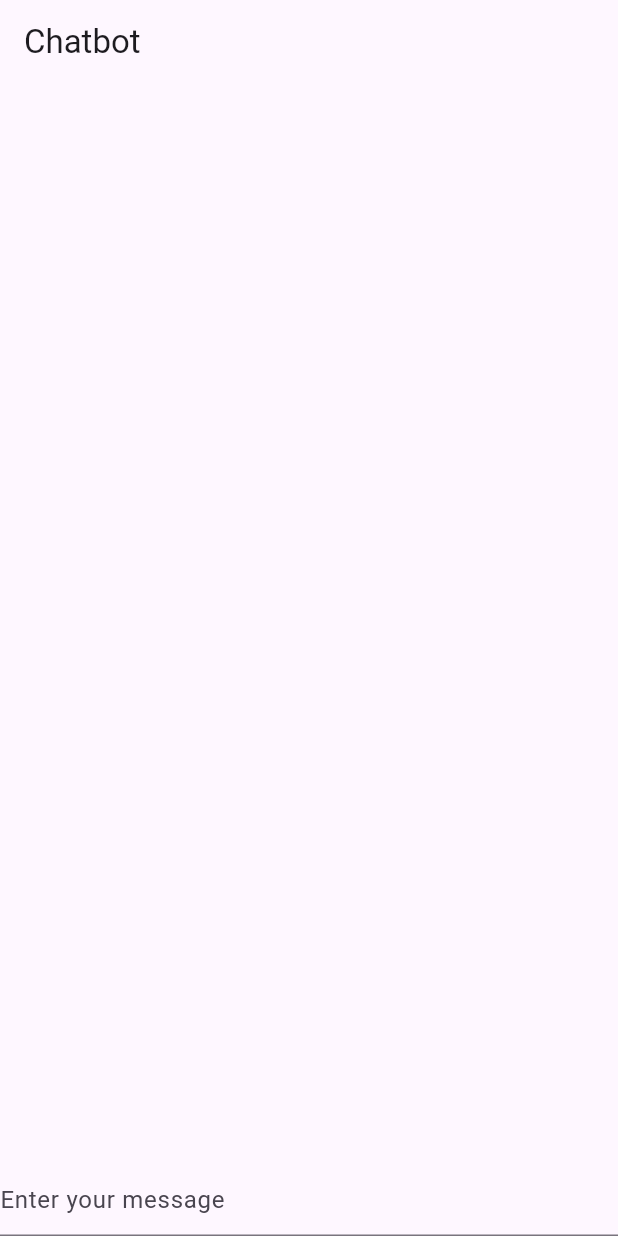
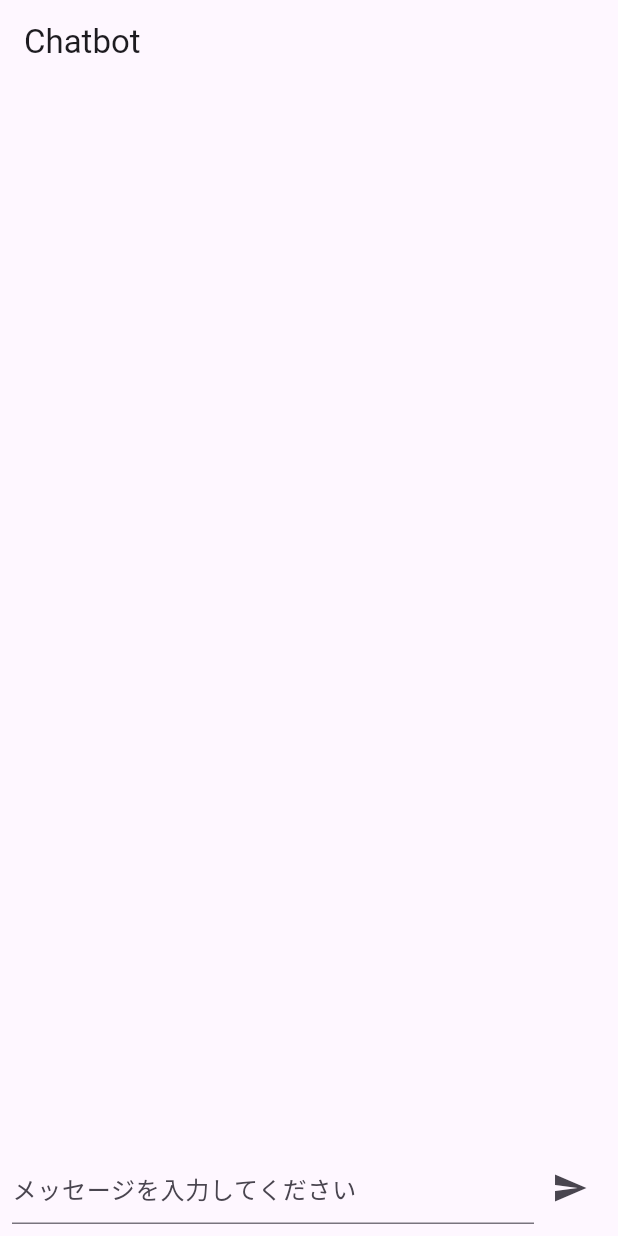
Before and after one commit to Yukihito-Nakaya/flutter-chatbot-app, a Flutter app: the screen it shows after launch, on a phone screen of 412 x 824 dp. Run offline on Flutter 3.47's test engine with Material 3 defaults, Android fonts, the phone set to English and light mode, and no system bars.

Commit message:
チャット基本機能追加

```diff
--- a/flutter_chatbot_app/lib/screens/chat_screen.dart
+++ b/flutter_chatbot_app/lib/screens/chat_screen.dart
@@ -1,4 +1,5 @@
 import 'package:flutter/material.dart';
+import 'package:flutter/widgets.dart';
 import 'package:provider/provider.dart';
 import '../models/post_content.dart';
 
@@ -63,20 +64,50 @@ class _ChatbotScreenState extends State<ChatbotScreen>{
                             itemCount: _messages.length,
                             itemBuilder: (BuildContext context, int index){
                                 final Message message = _messages[index];
-                                return Container(
-                                    alignment: message.questionnaire ? Alignment.centerRight : Alignment.centerLeft,
-                                    child: Text(message.message),
+                                return Align(
+                                    alignment: message.questionnaire ? Alignment.centerLeft: Alignment.centerRight,
+                                    child: Container(
+                                        margin:EdgeInsets.symmetric(vertical:4,horizontal: 8),
+                                        padding: const EdgeInsets.all(10),
+                                        decoration: BoxDecoration(
+                                            color: message.questionnaire ? Colors.blue : Colors.grey,
+                                            borderRadius: BorderRadius.circular(8),
+                                        ),
+                                        child: Text(message.message),
+                                    ),
                                 );
                             },
                         ),
                     ),
-                    TextField(
-                        controller: _controller,
-                        onSubmitted: _sendMessage,
-                        decoration: const InputDecoration(
-                            hintText: 'Enter your message',
+                    // TextField(
+                    //     controller: _controller,
+                    //     onSubmitted: _sendMessage,
+                    //     decoration: const InputDecoration(
+                    //         hintText: 'Enter your message',
+                    //     ),
+                    // ),
+                    Padding(
+                        padding: const EdgeInsets.all(8),
+                        child: Row(
+                            children: [
+                                Expanded(
+                                    child: TextField(
+                                        controller: _controller,
+                                        maxLines: null,
+                                        decoration: const InputDecoration(
+                                            hintText: 'メッセージを入力してください',
+                                        ),
+                                    ),
+                                ),
+                                IconButton(
+                                    icon: const Icon(Icons.send),
+                                    onPressed: (){
+                                        _sendMessage(_controller.text);
+                                    },
+                                ),
+                            ],
                         ),
-                    ),
+                        ),
                 ],
             ),
         );
```
Also changed, not shown: 1 other file.
